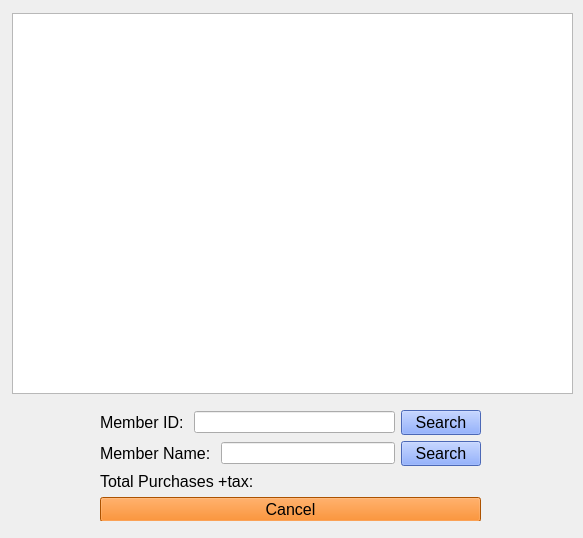
P4TOO/BulkClub-System, file memberpurchases.ui: the form before one commit.
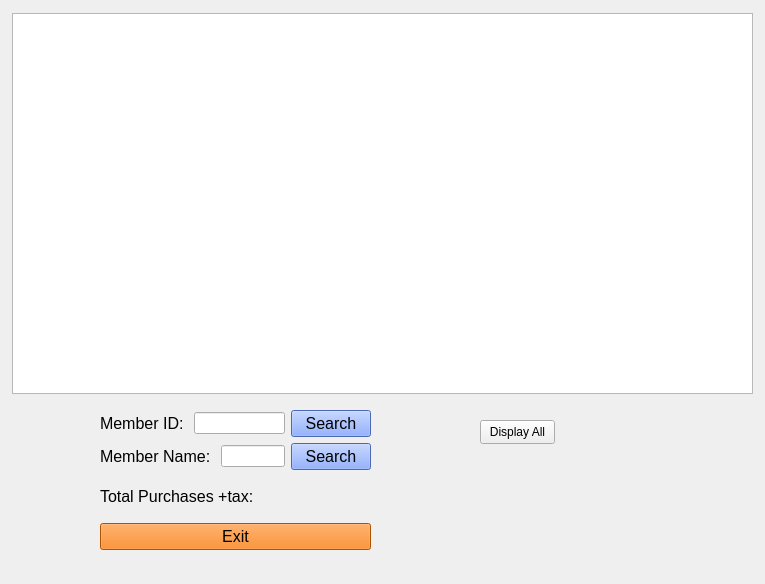
The form after the commit.

Commit message: Added exit buttons, changed window names, updated queries w/ respective .db tables, resized all table models, added display all button in member urchases window

Diff of the .ui file:
```diff
--- a/memberpurchases.ui
+++ b/memberpurchases.ui
@@ -6,8 +6,8 @@
    <rect>
     <x>0</x>
     <y>0</y>
-    <width>583</width>
-    <height>538</height>
+    <width>765</width>
+    <height>584</height>
    </rect>
   </property>
   <property name="windowTitle">
@@ -18,7 +18,7 @@
     <rect>
      <x>12</x>
      <y>13</y>
-     <width>561</width>
+     <width>741</width>
      <height>381</height>
     </rect>
    </property>
@@ -28,8 +28,8 @@
     <rect>
      <x>100</x>
      <y>410</y>
-     <width>381</width>
-     <height>111</height>
+     <width>271</width>
+     <height>140</height>
     </rect>
    </property>
    <layout class="QVBoxLayout" name="verticalLayout">
@@ -132,12 +132,25 @@
        <string notr="true">background-color: rgb(241, 115, 0)</string>
       </property>
       <property name="text">
-       <string>Cancel</string>
+       <string>Exit</string>
       </property>
      </widget>
     </item>
    </layout>
   </widget>
+  <widget class="QPushButton" name="DisplayAllPushButton">
+   <property name="geometry">
+    <rect>
+     <x>480</x>
+     <y>420</y>
+     <width>75</width>
+     <height>24</height>
+    </rect>
+   </property>
+   <property name="text">
+    <string>Display All</string>
+   </property>
+  </widget>
  </widget>
  <resources/>
  <connections/>
```
Left out of the diff: 2 changed lines with no effect on the pictures. The commit also changes 23 other files.
